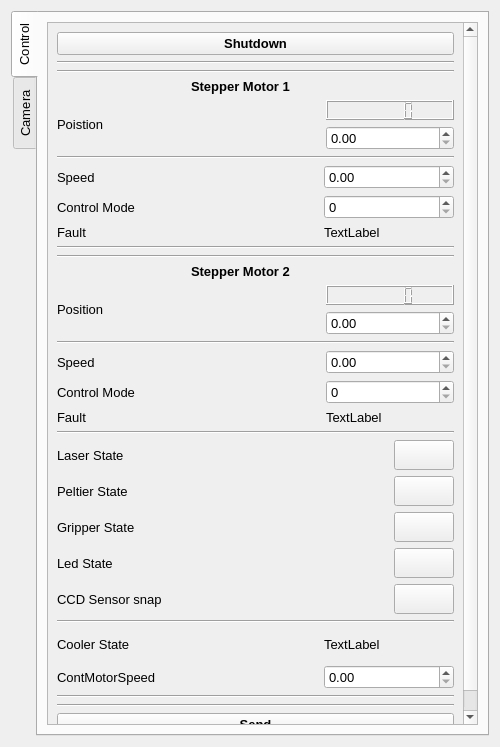
Old version of the form UI_App/qt_ui_files/science_tab_layout.ui in the repository mcgill-robotics/rover.
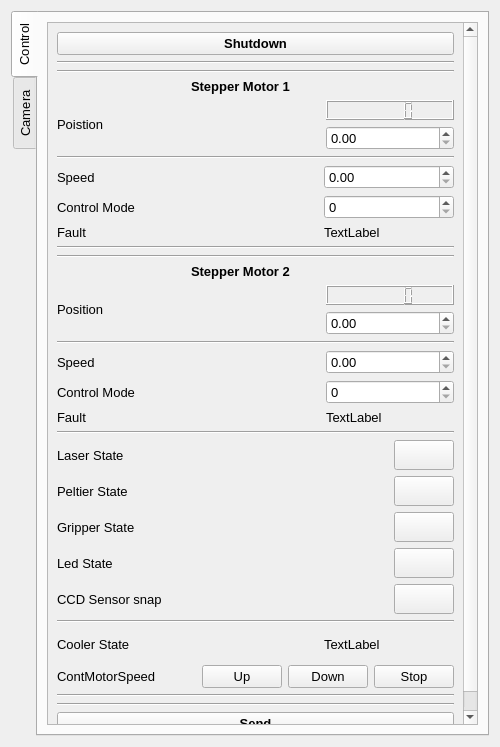
New version of the form. Icons and pictures are not drawn.

```diff
--- a/UI_App/qt_ui_files/science_tab_layout.ui
+++ b/UI_App/qt_ui_files/science_tab_layout.ui
@@ -41,9 +41,9 @@
           <property name="geometry">
            <rect>
             <x>0</x>
-            <y>0</y>
+            <y>-55</y>
             <width>418</width>
-            <height>761</height>
+            <height>760</height>
            </rect>
           </property>
           <layout class="QGridLayout" name="gridLayout_7">
@@ -537,25 +537,23 @@
                 </widget>
                </item>
                <item>
-                <spacer name="horizontalSpacer_13">
-                 <property name="orientation">
-                  <enum>Qt::Horizontal</enum>
+                <widget class="QPushButton" name="upButton">
+                 <property name="text">
+                  <string>Up</string>
                  </property>
-                 <property name="sizeHint" stdset="0">
-                  <size>
-                   <width>40</width>
-                   <height>20</height>
-                  </size>
+                </widget>
+               </item>
+               <item>
+                <widget class="QPushButton" name="downButton">
+                 <property name="text">
+                  <string>Down</string>
                  </property>
-                </spacer>
+                </widget>
                </item>
                <item>
-                <widget class="QDoubleSpinBox" name="contMotorSpeed_doubleSpinBox">
-                 <property name="sizePolicy">
-                  <sizepolicy hsizetype="Expanding" vsizetype="Expanding">
-                   <horstretch>0</horstretch>
-                   <verstretch>0</verstretch>
-                  </sizepolicy>
+                <widget class="QPushButton" name="stopButton">
+                 <property name="text">
+                  <string>Stop</string>
                  </property>
                 </widget>
                </item>
```
